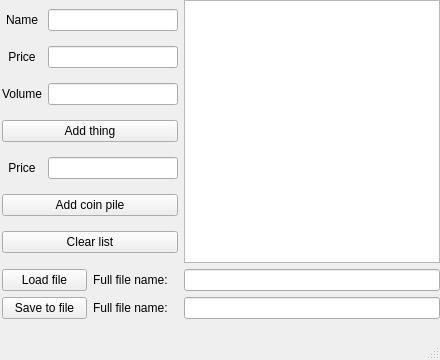
The window that mainwindow.ui (kiltonik/oop) describes before a commit, drawn with Qt 5.
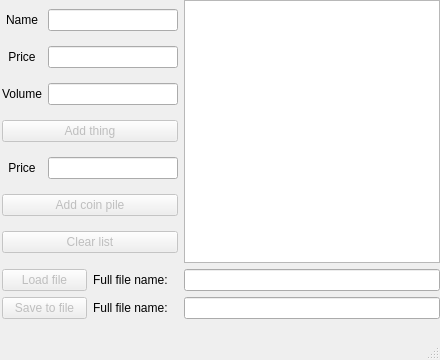
The same window after the commit.

```diff
--- a/mainwindow.ui
+++ b/mainwindow.ui
@@ -62,6 +62,9 @@
       <layout class="QHBoxLayout" name="horizontalLayout_2">
        <item>
         <widget class="QPushButton" name="loadFileButton">
+         <property name="enabled">
+          <bool>false</bool>
+         </property>
          <property name="text">
           <string>Load file</string>
          </property>
@@ -97,6 +100,9 @@
        </item>
        <item row="5" column="0" colspan="2">
         <widget class="QPushButton" name="addCoinPileButton">
+         <property name="enabled">
+          <bool>false</bool>
+         </property>
          <property name="text">
           <string>Add coin pile</string>
          </property>
@@ -155,6 +161,9 @@
        </item>
        <item row="3" column="0" colspan="2">
         <widget class="QPushButton" name="addThingButton">
+         <property name="enabled">
+          <bool>false</bool>
+         </property>
          <property name="text">
           <string>Add thing</string>
          </property>
@@ -162,6 +171,9 @@
        </item>
        <item row="6" column="0" colspan="2">
         <widget class="QPushButton" name="clearListButton">
+         <property name="enabled">
+          <bool>false</bool>
+         </property>
          <property name="text">
           <string>Clear list</string>
          </property>
@@ -173,6 +185,9 @@
       <layout class="QHBoxLayout" name="horizontalLayout_4">
        <item>
         <widget class="QPushButton" name="saveToFIleButton">
+         <property name="enabled">
+          <bool>false</bool>
+         </property>
          <property name="text">
           <string>Save to file</string>
          </property>
```
